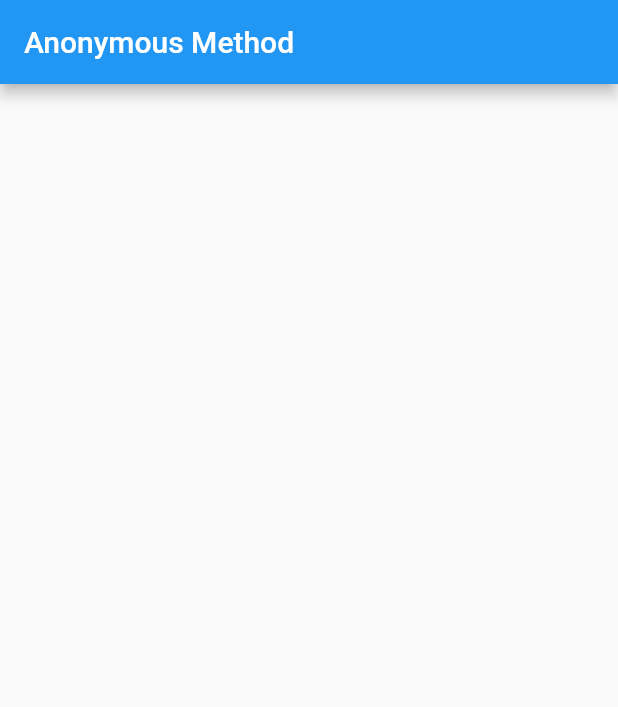
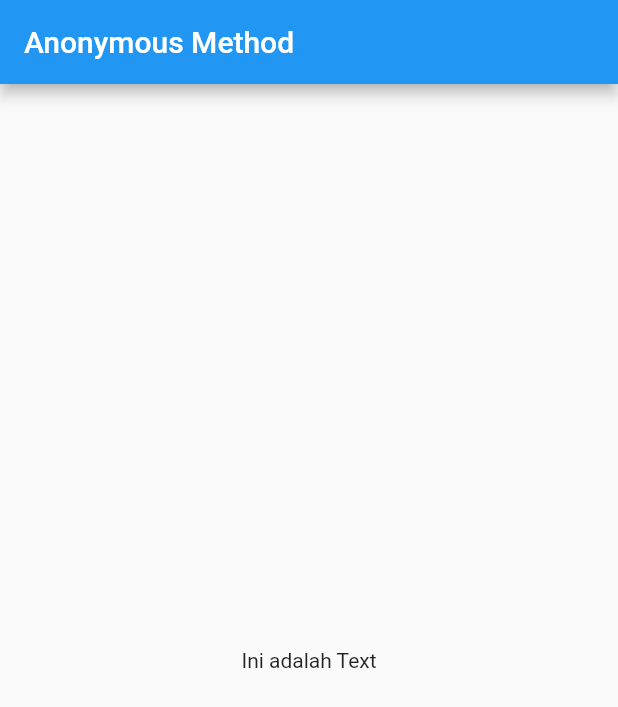
Before and after one commit to feyto81/learn-flutter-anonymous-method, a Flutter app: the screen it shows after launch, on a phone screen of 412 x 824 dp. Shown: the top 707 px of the screen. Run offline on Flutter 3.47's test engine with Material 2 defaults, Android fonts, the phone set to English and light mode, and no system bars.

Commit message:
adding text in column

```diff
--- a/lib/main.dart
+++ b/lib/main.dart
@@ -20,6 +20,9 @@ class _MyAppState extends State<MyApp> {
         body: Center(
           child: Column(
             mainAxisAlignment: MainAxisAlignment.center,
+            children: <Widget>[
+              Text("Ini adalah Text"),
+            ],
           ),
         ),
       ),
```
